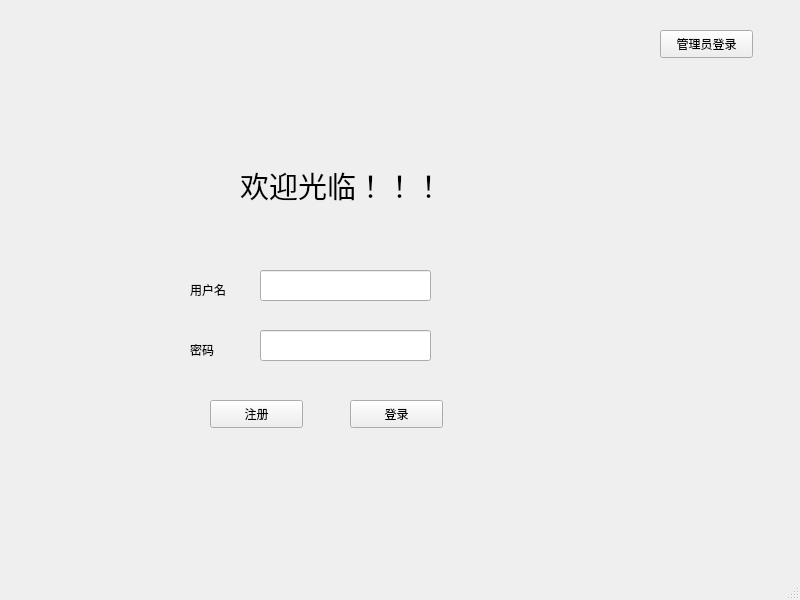
This is login.ui in ZhangFirst1/Orderer as Qt 5 draws it before an edit. The edited form follows.
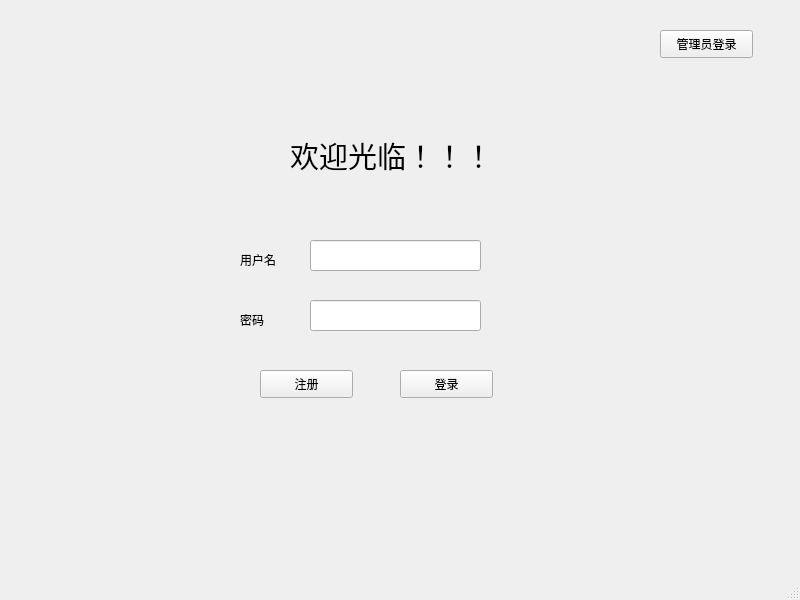
This is the edited form.

Diff of the .ui file:
```diff
--- a/login.ui
+++ b/login.ui
@@ -17,8 +17,8 @@
    <widget class="QLabel" name="titleLabel">
     <property name="geometry">
      <rect>
-      <x>240</x>
-      <y>140</y>
+      <x>290</x>
+      <y>110</y>
       <width>281</width>
       <height>91</height>
      </rect>
@@ -41,8 +41,8 @@
    <widget class="QLineEdit" name="userEdit">
     <property name="geometry">
      <rect>
-      <x>260</x>
-      <y>270</y>
+      <x>310</x>
+      <y>240</y>
       <width>171</width>
       <height>31</height>
      </rect>
@@ -51,8 +51,8 @@
    <widget class="QLabel" name="userLabel">
     <property name="geometry">
      <rect>
-      <x>190</x>
-      <y>280</y>
+      <x>240</x>
+      <y>250</y>
       <width>69</width>
       <height>19</height>
      </rect>
@@ -64,8 +64,8 @@
    <widget class="QLineEdit" name="pwdEdit">
     <property name="geometry">
      <rect>
-      <x>260</x>
-      <y>330</y>
+      <x>310</x>
+      <y>300</y>
       <width>171</width>
       <height>31</height>
      </rect>
@@ -74,8 +74,8 @@
    <widget class="QLabel" name="pwdLabel">
     <property name="geometry">
      <rect>
-      <x>190</x>
-      <y>340</y>
+      <x>240</x>
+      <y>310</y>
       <width>69</width>
       <height>19</height>
      </rect>
@@ -87,8 +87,8 @@
    <widget class="QPushButton" name="registerButton">
     <property name="geometry">
      <rect>
-      <x>210</x>
-      <y>400</y>
+      <x>260</x>
+      <y>370</y>
       <width>93</width>
       <height>28</height>
      </rect>
@@ -100,8 +100,8 @@
    <widget class="QPushButton" name="loginButton">
     <property name="geometry">
      <rect>
-      <x>350</x>
-      <y>400</y>
+      <x>400</x>
+      <y>370</y>
       <width>93</width>
       <height>28</height>
      </rect>
```
